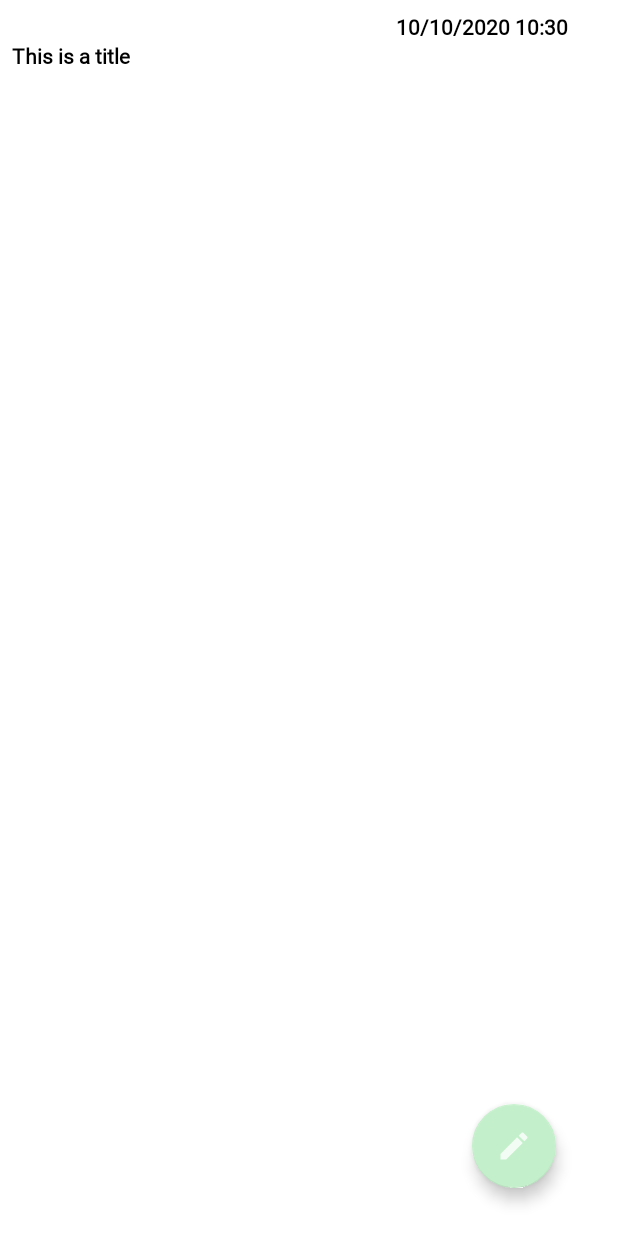
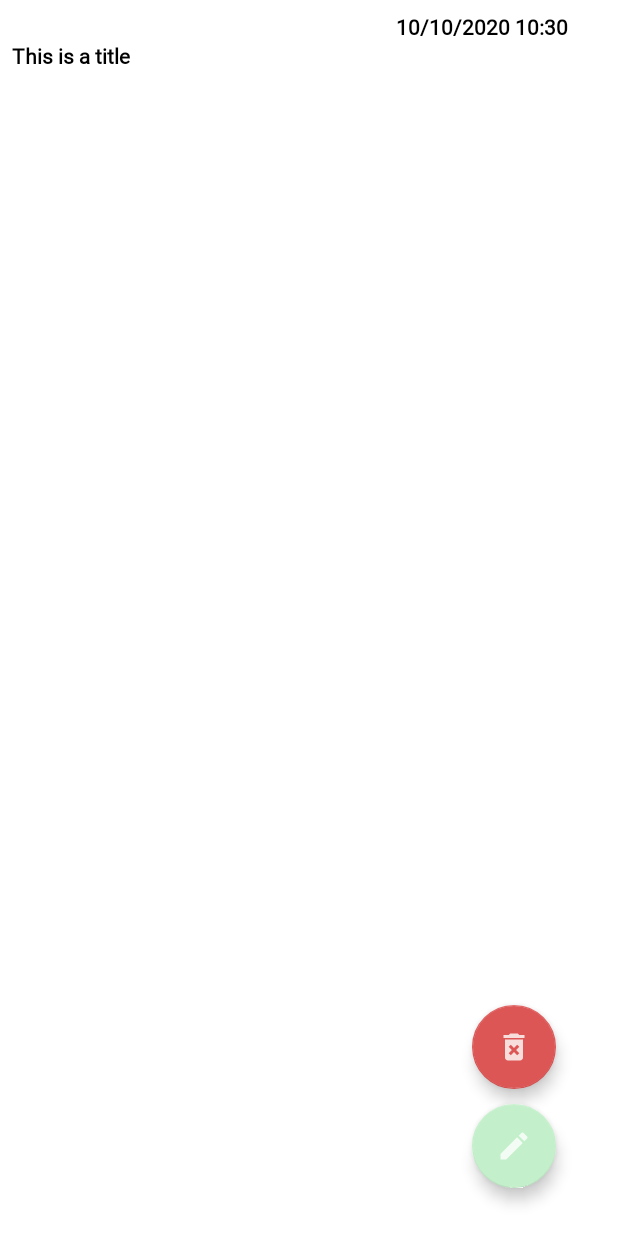
Before and after one commit to ShakilAhmedShaj/EasyTask_MVVM_Kotlin, an Android app: the layout task_detail_fragment.xml on its own in the app's theme, with its tools: preview values and no code run, on a phone screen of 412 x 824 dp. Run offline under Robolectric (Android 15) with nearby library versions, the phone set to English and light mode, and no system bars; network calls fail.

Commit message:
delete task done

```diff
--- a/app/build.gradle
+++ b/app/build.gradle
@@ -13,7 +13,7 @@ android {
         enabled = true
     }
     compileSdkVersion 29
-    buildToolsVersion "29.0.2"
+    buildToolsVersion "29.0.3"
     defaultConfig {
         applicationId "com.shajt3ch.todomvvm"
         minSdkVersion 21
--- a/app/src/main/java/com/shajt3ch/todomvvm/model/remote/EndPoints.kt
+++ b/app/src/main/java/com/shajt3ch/todomvvm/model/remote/EndPoints.kt
@@ -15,5 +15,6 @@ object EndPoints {
     const val EDIT_TASK = "api/task/update_task"
     const val GET_USER_PROFILE = "api/users/detail/"
     const val EDIT_PROFILE = "api/users/edit/user"
+    const val DELETE_TASK = "api/task/delete_task"
 
 }
--- /dev/null
+++ b/app/src/main/res/drawable-anydpi/ic_delete.xml
@@ -0,0 +1,11 @@
+<vector xmlns:android="http://schemas.android.com/apk/res/android"
+    android:width="24dp"
+    android:height="24dp"
+    android:viewportWidth="24"
+    android:viewportHeight="24"
+    android:tint="#FFFFFF"
+    android:alpha="0.8">
+    <path
+        android:fillColor="#FF000000"
+        android:pathData="M6,19c0,1.1 0.9,2 2,2h8c1.1,0 2,-0.9 2,-2L18,7L6,7v12zM8.46,11.88l1.41,-1.41L12,12.59l2.12,-2.12 1.41,1.41L13.41,14l2.12,2.12 -1.41,1.41L12,15.41l-2.12,2.12 -1.41,-1.41L10.59,14l-2.13,-2.12zM15.5,4l-1,-1h-5l-1,1L5,4v2h14L19,4z"/>
+</vector>
--- a/app/src/main/res/layout/task_detail_fragment.xml
+++ b/app/src/main/res/layout/task_detail_fragment.xml
@@ -76,6 +76,21 @@
         app:layout_constraintEnd_toEndOf="parent"
         app:layout_constraintTop_toTopOf="parent" />
 
+
+    <com.google.android.material.floatingactionbutton.FloatingActionButton
+        android:id="@+id/fb_delete"
+        android:layout_width="wrap_content"
+        android:layout_height="wrap_content"
+        android:layout_marginEnd="16dp"
+        android:layout_marginBottom="10dp"
+        android:clickable="true"
+        android:focusable="true"
+        android:src="@drawable/ic_delete"
+        app:backgroundTint="@color/delete_fab"
+        app:layout_constraintBottom_toTopOf="@+id/fb_edit"
+        app:layout_constraintEnd_toStartOf="@+id/status_color"
+        app:tint="@color/white" />
+
     <com.google.android.material.floatingactionbutton.FloatingActionButton
         android:id="@+id/fb_edit"
         android:layout_width="wrap_content"
--- a/app/src/main/res/navigation/navigation_base.xml
+++ b/app/src/main/res/navigation/navigation_base.xml
@@ -67,6 +67,9 @@
         <argument
             android:name="id"
             app:argType="string" />
+        <action
+            android:id="@+id/action_taskDetailFragment_to_navigation_home"
+            app:destination="@id/navigation_home" />
     </fragment>
     <fragment
         android:id="@+id/editTaskFragment"
--- a/app/src/main/res/values/colors.xml
+++ b/app/src/main/res/values/colors.xml
@@ -15,4 +15,5 @@
     <color name="status_started">#2196F3</color>
     <color name="status_completed">#4CAF50</color>
     <color name="green">#C3F0CA</color>
+    <color name="delete_fab">#DD5656</color>
 </resources>
--- a/app/src/main/res/values/strings.xml
+++ b/app/src/main/res/values/strings.xml
@@ -90,4 +90,9 @@
     <string name="error_code_404">The server can not find the requested resource.</string>
     <string name="error_code_500">The server has encountered a situation it doesn\'t know how to handle.</string>
 
+    <string name="alert_delete_title">Warning!</string>
+    <string name="alert_delete_msg">Do you want to delete?</string>
+    <string name="alert_delete_success">Successfully Deleted!</string>
+    <string name="alert_delete_error">Deleting Failed !</string>
+
 </resources>
--- a/build.gradle
+++ b/build.gradle
@@ -40,7 +40,7 @@ ext {
     kotlinx_coroutines = '1.3.3'
     retrofit_version = '2.7.1'
     lifecycle_version = '2.2.0'
-    nav_version = "2.3.0-alpha02"
+    nav_version = "2.3.0-alpha05"
     glide_version = "4.11.0"
     imagepicker = "1.6"
     inline_activity_result_kotlin = "1.0.1"
```
Also changed, not shown: app/src/main/java/com/shajt3ch/todomvvm/model/remote/NetworkService.kt (+7 -0 lines), app/src/main/java/com/shajt3ch/todomvvm/model/remote/request/todo/DeleteTaskRequest.kt (added, +15 -0 lines), app/src/main/java/com/shajt3ch/todomvvm/model/repository/DeleteTaskRepository.kt (added, +21 -0 lines), app/src/main/java/com/shajt3ch/todomvvm/view/ui/task/detail/TaskDetailFragment.kt (+55 -6 lines), app/src/main/java/com/shajt3ch/todomvvm/viewmodel/task/TaskDetailViewModel.kt (+59 -7 lines), app/src/main/res/drawable-hdpi/ic_delete.png (added), app/src/main/res/drawable-mdpi/ic_delete.png (added), app/src/main/res/drawable-xhdpi/ic_delete.png (added), app/src/main/res/drawable-xxhdpi/ic_delete.png (added).
